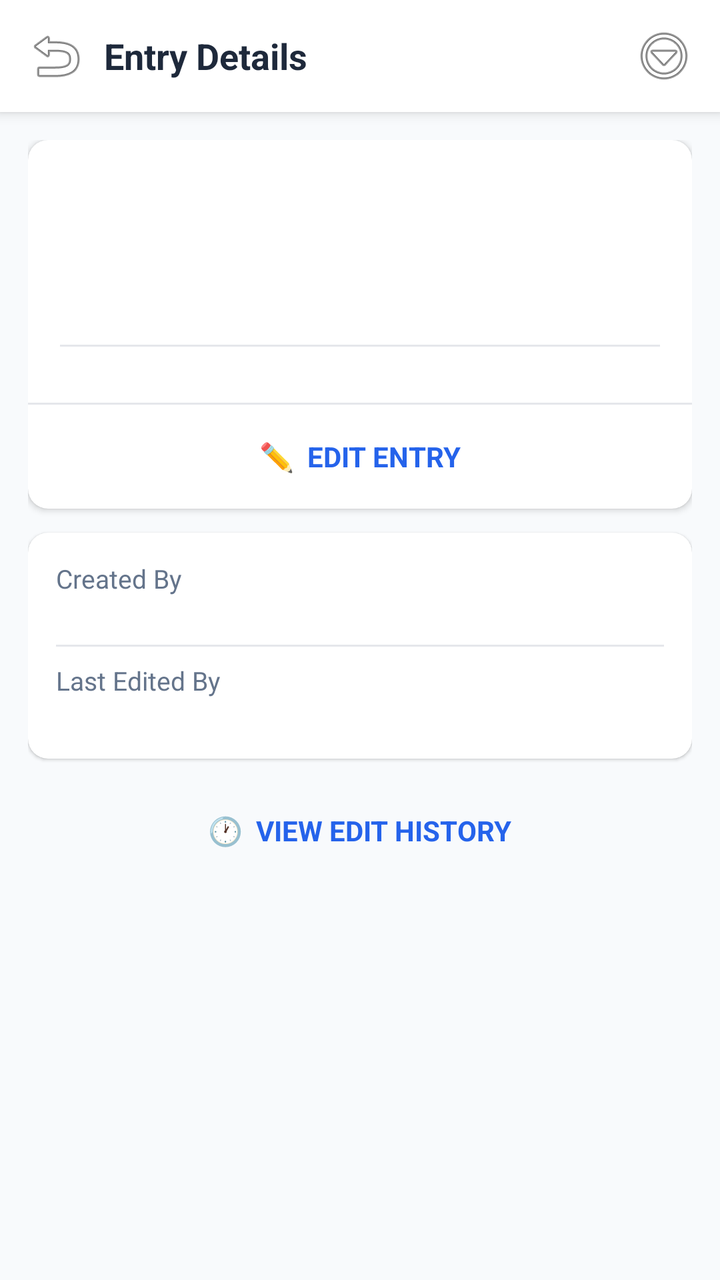
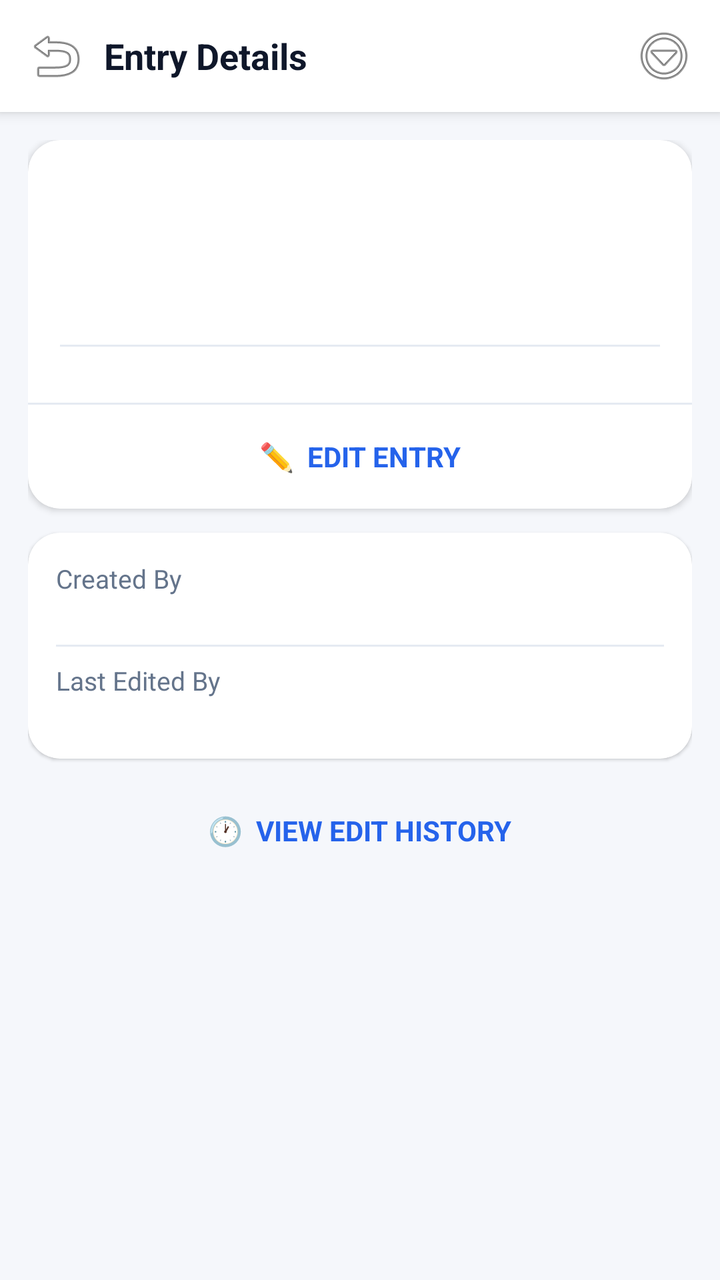

The first picture is an Android layout as it rendered before a commit; the second is the same layout after the commit. The layout source and the unified diff follow.
<!-- AndroidManifest.xml: application theme Theme.ExpenseOS -->
<!-- res/layout/activity_entry_detail.xml -->
<?xml version="1.0" encoding="utf-8"?>
<LinearLayout xmlns:android="http://schemas.android.com/apk/res/android"
    android:layout_width="match_parent"
    android:layout_height="match_parent"
    android:background="@color/bg"
    android:orientation="vertical">

    
    <LinearLayout
        android:layout_width="match_parent"
        android:layout_height="56dp"
        android:background="@color/nav_bg"
        android:elevation="4dp"
        android:gravity="center_vertical"
        android:orientation="horizontal"
        android:paddingHorizontal="8dp">

        <ImageButton
            android:id="@+id/btnEntryBack"
            android:layout_width="40dp"
            android:layout_height="40dp"
            android:background="?attr/selectableItemBackgroundBorderless"
            android:contentDescription="Back"
            android:src="@android:drawable/ic_menu_revert" />

        <TextView
            android:layout_width="0dp"
            android:layout_height="wrap_content"
            android:layout_weight="1"
            android:paddingStart="4dp"
            android:text="Entry Details"
            android:textColor="@color/text"
            android:textSize="18sp"
            android:textStyle="bold" />

        <ImageView
            android:id="@+id/ivSyncStatus"
            android:layout_width="24dp"
            android:layout_height="24dp"
            android:layout_marginEnd="8dp"
            android:contentDescription="Sync status" />

        <ImageButton
            android:id="@+id/btnEntryMenu"
            android:layout_width="40dp"
            android:layout_height="40dp"
            android:background="?attr/selectableItemBackgroundBorderless"
            android:contentDescription="More options"
            android:src="@android:drawable/ic_menu_more" />
    </LinearLayout>

    <ScrollView
        android:layout_width="match_parent"
        android:layout_height="match_parent">

        <LinearLayout
            android:layout_width="match_parent"
            android:layout_height="wrap_content"
            android:orientation="vertical"
            android:padding="14dp">

            
            <androidx.cardview.widget.CardView xmlns:app="http://schemas.android.com/apk/res-auto"
                android:layout_width="match_parent"
                android:layout_height="wrap_content"
                android:layout_marginBottom="12dp"
                app:cardCornerRadius="10dp"
                app:cardElevation="2dp">

                <LinearLayout
                    android:layout_width="match_parent"
                    android:layout_height="wrap_content"
                    android:orientation="vertical">

                    
                    <View
                        android:id="@+id/viewTypeStrip"
                        android:layout_width="match_parent"
                        android:layout_height="4dp" />

                    <LinearLayout
                        android:layout_width="match_parent"
                        android:layout_height="wrap_content"
                        android:orientation="vertical"
                        android:padding="16dp">

                        
                        <LinearLayout
                            android:layout_width="match_parent"
                            android:layout_height="wrap_content"
                            android:gravity="center_vertical"
                            android:orientation="horizontal">

                            <TextView
                                android:id="@+id/tvEntryType"
                                android:layout_width="0dp"
                                android:layout_height="wrap_content"
                                android:layout_weight="1"
                                android:textColor="@color/text_muted"
                                android:textSize="14sp" />

                            <TextView
                                android:id="@+id/tvEntryDate"
                                android:layout_width="wrap_content"
                                android:layout_height="wrap_content"
                                android:textColor="@color/text"
                                android:textSize="13sp"
                                android:textStyle="bold" />
                        </LinearLayout>

                        
                        <TextView
                            android:id="@+id/tvEntryAmount"
                            android:layout_width="wrap_content"
                            android:layout_height="wrap_content"
                            android:layout_marginTop="6dp"
                            android:textSize="34sp"
                            android:textStyle="bold" />

                        <View
                            android:layout_width="match_parent"
                            android:layout_height="1dp"
                            android:layout_marginVertical="12dp"
                            android:background="#E5E7EB" />

                        
                        <TextView
                            android:id="@+id/tvEntryNote"
                            android:layout_width="match_parent"
                            android:layout_height="wrap_content"
                            android:layout_marginBottom="10dp"
                            android:textColor="@color/text"
                            android:textSize="15sp"
                            android:visibility="gone" />

                        
                        <HorizontalScrollView
                            android:id="@+id/scrollAttachments"
                            android:layout_width="match_parent"
                            android:layout_height="wrap_content"
                            android:layout_marginBottom="10dp"
                            android:scrollbars="none"
                            android:visibility="gone">

                            <LinearLayout
                                android:id="@+id/attachmentThumbContainer"
                                android:layout_width="wrap_content"
                                android:layout_height="wrap_content"
                                android:orientation="horizontal" />
                        </HorizontalScrollView>

                        
                        <HorizontalScrollView
                            android:layout_width="match_parent"
                            android:layout_height="wrap_content"
                            android:scrollbars="none">

                            <LinearLayout
                                android:id="@+id/chipContainer"
                                android:layout_width="wrap_content"
                                android:layout_height="wrap_content"
                                android:orientation="horizontal" />
                        </HorizontalScrollView>
                    </LinearLayout>

                    
                    <LinearLayout
                        android:id="@+id/rowSettleStatus"
                        android:layout_width="match_parent"
                        android:layout_height="wrap_content"
                        android:background="?attr/selectableItemBackground"
                        android:gravity="center_vertical"
                        android:orientation="horizontal"
                        android:padding="14dp"
                        android:visibility="gone">

                        <TextView
                            android:layout_width="wrap_content"
                            android:layout_height="wrap_content"
                            android:text="🔗 "
                            android:textSize="13sp" />

                        <TextView
                            android:id="@+id/tvSettleStatus"
                            android:layout_width="0dp"
                            android:layout_height="wrap_content"
                            android:layout_weight="1"
                            android:textSize="13sp"
                            android:textStyle="bold" />

                        <TextView
                            android:layout_width="wrap_content"
                            android:layout_height="wrap_content"
                            android:text="›"
                            android:textColor="@color/text_muted"
                            android:textSize="16sp" />
                    </LinearLayout>

                    <View
                        android:layout_width="match_parent"
                        android:layout_height="1dp"
                        android:background="#E5E7EB" />

                    
                    <LinearLayout
                        android:id="@+id/btnEditEntry"
                        android:layout_width="match_parent"
                        android:layout_height="52dp"
                        android:background="?attr/selectableItemBackground"
                        android:gravity="center"
                        android:orientation="horizontal">

                        <TextView
                            android:layout_width="wrap_content"
                            android:layout_height="wrap_content"
                            android:text="✏️  EDIT ENTRY"
                            android:textColor="@color/primary"
                            android:textSize="14sp"
                            android:textStyle="bold" />
                    </LinearLayout>
                </LinearLayout>
            </androidx.cardview.widget.CardView>

            
            <androidx.cardview.widget.CardView xmlns:app="http://schemas.android.com/apk/res-auto"
                android:layout_width="match_parent"
                android:layout_height="wrap_content"
                android:layout_marginBottom="12dp"
                app:cardCornerRadius="10dp"
                app:cardElevation="1dp">

                <LinearLayout
                    android:layout_width="match_parent"
                    android:layout_height="wrap_content"
                    android:orientation="vertical"
                    android:padding="14dp">

                    <LinearLayout
                        android:layout_width="match_parent"
                        android:layout_height="wrap_content"
                        android:orientation="horizontal">

                        <TextView
                            android:layout_width="0dp"
                            android:layout_height="wrap_content"
                            android:layout_weight="1"
                            android:text="Created By"
                            android:textColor="@color/text_muted"
                            android:textSize="13sp" />

                        <TextView
                            android:id="@+id/tvCreatedBy"
                            android:layout_width="wrap_content"
                            android:layout_height="wrap_content"
                            android:textColor="@color/primary"
                            android:textSize="13sp"
                            android:textStyle="bold" />
                    </LinearLayout>

                    <TextView
                        android:id="@+id/tvCreatedAt"
                        android:layout_width="match_parent"
                        android:layout_height="wrap_content"
                        android:gravity="end"
                        android:layout_marginBottom="8dp"
                        android:textColor="@color/text_muted"
                        android:textSize="12sp" />

                    <View
                        android:id="@+id/dividerLastEdited"
                        android:layout_width="match_parent"
                        android:layout_height="1dp"
                        android:layout_marginBottom="8dp"
                        android:background="#E5E7EB" />

                    <LinearLayout
                        android:id="@+id/rowLastEdited"
                        android:layout_width="match_parent"
                        android:layout_height="wrap_content"
                        android:orientation="horizontal">

                        <TextView
                            android:layout_width="0dp"
                            android:layout_height="wrap_content"
                            android:layout_weight="1"
                            android:text="Last Edited By"
                            android:textColor="@color/text_muted"
                            android:textSize="13sp" />

                        <TextView
                            android:id="@+id/tvLastEditedBy"
                            android:layout_width="wrap_content"
                            android:layout_height="wrap_content"
                            android:textColor="@color/primary"
                            android:textSize="13sp"
                            android:textStyle="bold" />
                    </LinearLayout>

                    <TextView
                        android:id="@+id/tvLastEditedAt"
                        android:layout_width="match_parent"
                        android:layout_height="wrap_content"
                        android:gravity="end"
                        android:textColor="@color/text_muted"
                        android:textSize="12sp" />
                </LinearLayout>
            </androidx.cardview.widget.CardView>

            
            <LinearLayout
                android:id="@+id/btnViewHistory"
                android:layout_width="match_parent"
                android:layout_height="48dp"
                android:background="?attr/selectableItemBackground"
                android:gravity="center"
                android:orientation="horizontal">

                <TextView
                    android:layout_width="wrap_content"
                    android:layout_height="wrap_content"
                    android:text="🕐  VIEW EDIT HISTORY"
                    android:textColor="@color/primary"
                    android:textSize="14sp"
                    android:textStyle="bold" />
            </LinearLayout>
        </LinearLayout>
    </ScrollView>
</LinearLayout>
<!-- resources referenced by this layout -->
<resources>
  <color name="bg">#F8FAFC</color>
  <color name="text">#1E293B</color>
  <style name="Theme.ExpenseOS" parent="Theme.MaterialComponents.Light.NoActionBar">
          <item name="colorPrimary">@color/primary</item>
          <item name="colorPrimaryDark">@color/primary_dark</item>
          <item name="colorAccent">@color/primary</item>
          <item name="android:windowBackground">@color/bg</item>
          <item name="android:fontFamily">sans-serif</item>
          <item name="android:statusBarColor">@color/primary_dark</item>
      </style>
  <!-- unchanged entries left out for length: 4 -->
</resources>

<!-- the commit's change to res/layout/activity_entry_detail.xml (unified diff, before → after) -->
@@ -64,7 +64,7 @@
                 android:layout_width="match_parent"
                 android:layout_height="wrap_content"
                 android:layout_marginBottom="12dp"
-                app:cardCornerRadius="10dp"
+                app:cardCornerRadius="16dp"
                 app:cardElevation="2dp">
 
                 <LinearLayout
@@ -121,7 +121,7 @@
                             android:layout_width="match_parent"
                             android:layout_height="1dp"
                             android:layout_marginVertical="12dp"
-                            android:background="#E5E7EB" />
+                            android:background="@color/border" />
 
                         
                         <TextView
@@ -199,7 +199,7 @@
                     <View
                         android:layout_width="match_parent"
                         android:layout_height="1dp"
-                        android:background="#E5E7EB" />
+                        android:background="@color/border" />
 
                     
                     <LinearLayout
@@ -226,7 +226,7 @@
                 android:layout_width="match_parent"
                 android:layout_height="wrap_content"
                 android:layout_marginBottom="12dp"
-                app:cardCornerRadius="10dp"
+                app:cardCornerRadius="16dp"
                 app:cardElevation="1dp">
 
                 <LinearLayout
@@ -271,7 +271,7 @@
                         android:layout_width="match_parent"
                         android:layout_height="1dp"
                         android:layout_marginBottom="8dp"
-                        android:background="#E5E7EB" />
+                        android:background="@color/border" />
 
                     <LinearLayout
                         android:id="@+id/rowLastEdited"
<!-- resource entries referenced after the edit -->
@@ -1,14 +1,90 @@
 <!-- resources referenced by this layout -->
 <resources>
-  <color name="bg">#F8FAFC</color>
-  <color name="text">#1E293B</color>
-  <style name="Theme.ExpenseOS" parent="Theme.MaterialComponents.Light.NoActionBar">
+  <color name="bg">#F5F7FB</color>
+  <color name="border">#E5EAF2</color>
+  <color name="text">#0F172A</color>
+  <style name="Theme.ExpenseOS" parent="Theme.MaterialComponents.DayNight.NoActionBar">
           <item name="colorPrimary">@color/primary</item>
+          <item name="colorPrimaryVariant">@color/primary_dark</item>
           <item name="colorPrimaryDark">@color/primary_dark</item>
+          <item name="colorOnPrimary">@color/on_primary</item>
+          <item name="colorSecondary">@color/secondary</item>
+          <item name="colorSecondaryVariant">@color/secondary_dark</item>
+          <item name="colorOnSecondary">@color/on_primary</item>
           <item name="colorAccent">@color/primary</item>
+          <item name="colorSurface">@color/surface</item>
+          <item name="colorOnSurface">@color/text</item>
+          <item name="colorOnBackground">@color/text</item>
+          <item name="colorError">@color/danger</item>
+          <item name="android:colorBackground">@color/bg</item>
           <item name="android:windowBackground">@color/bg</item>
+  
+          <item name="android:textColorPrimary">@color/text</item>
+          <item name="android:textColorSecondary">@color/text_muted</item>
+          <item name="android:textColorHint">@color/text_hint</item>
           <item name="android:fontFamily">sans-serif</item>
-          <item name="android:statusBarColor">@color/primary_dark</item>
+          <item name="fontFamily">sans-serif</item>
+  
+          
+          <item name="android:statusBarColor">@color/bg</item>
+          <item name="android:navigationBarColor">@color/nav_bg</item>
+          <item name="android:windowLightStatusBar">true</item>
+          <item name="android:windowLightNavigationBar" tools:targetApi="o_mr1">true</item>
+          <item name="android:forceDarkAllowed" tools:targetApi="q">false</item>
+  
+          
+          <item name="editTextStyle">@style/Widget.ExpenseOS.EditText</item>
+          <item name="materialAlertDialogTheme">@style/ThemeOverlay.ExpenseOS.Dialog</item>
+          <item name="bottomSheetDialogTheme">@style/ThemeOverlay.ExpenseOS.BottomSheet</item>
+          <item name="android:windowAnimationStyle">@style/Animation.ExpenseOS.Window</item>
+          <item name="android:windowActivityTransitions">true</item>
+          <item name="android:windowContentTransitions">true</item>
+      </style>
+  <color name="on_primary">#FFFFFF</color>
+  <color name="secondary">#0F766E</color>
+  <color name="secondary_dark">#115E59</color>
+  <color name="surface">#FFFFFF</color>
+  <color name="danger">#E11D48</color>
+  <color name="text_hint">#94A3B8</color>
+  <style name="Widget.ExpenseOS.EditText" parent="Widget.AppCompat.EditText">
+          <item name="android:textSize">@dimen/type_body</item>
+          <item name="android:textColor">@color/text</item>
+          <item name="android:textColorHint">@color/text_hint</item>
+          <item name="android:paddingStart">14dp</item>
+          <item name="android:paddingEnd">14dp</item>
+          <item name="android:minHeight">@dimen/input_height</item>
+      </style>
+  <style name="ThemeOverlay.ExpenseOS.Dialog" parent="ThemeOverlay.MaterialComponents.MaterialAlertDialog">
+          <item name="colorPrimary">@color/primary</item>
+          <item name="colorSurface">@color/surface</item>
+          <item name="colorOnSurface">@color/text</item>
+          <item name="shapeAppearanceOverlay">@style/ShapeAppearance.ExpenseOS.Dialog</item>
+          <item name="android:windowMinWidthMajor">84%</item>
+          <item name="android:windowMinWidthMinor">84%</item>
+      </style>
+  <style name="ThemeOverlay.ExpenseOS.BottomSheet" parent="ThemeOverlay.MaterialComponents.BottomSheetDialog">
+          <item name="bottomSheetStyle">@style/Widget.ExpenseOS.BottomSheet</item>
+      </style>
+  <style name="Animation.ExpenseOS.Window" parent="@android:style/Animation.Activity">
+          <item name="android:activityOpenEnterAnimation">@anim/screen_enter</item>
+          <item name="android:activityOpenExitAnimation">@anim/screen_exit</item>
+          <item name="android:activityCloseEnterAnimation">@anim/screen_pop_enter</item>
+          <item name="android:activityCloseExitAnimation">@anim/screen_pop_exit</item>
+      </style>
+  <style name="ShapeAppearance.ExpenseOS.Dialog" parent="ShapeAppearance.MaterialComponents.MediumComponent">
+          <item name="cornerFamily">rounded</item>
+          <item name="cornerSize">26dp</item>
+      </style>
+  <style name="Widget.ExpenseOS.BottomSheet" parent="Widget.MaterialComponents.BottomSheet.Modal">
+          <item name="shapeAppearanceOverlay">@style/ShapeAppearance.ExpenseOS.Sheet</item>
+          <item name="backgroundTint">@color/surface</item>
+      </style>
+  <style name="ShapeAppearance.ExpenseOS.Sheet" parent="">
+          <item name="cornerFamily">rounded</item>
+          <item name="cornerSizeTopLeft">26dp</item>
+          <item name="cornerSizeTopRight">26dp</item>
+          <item name="cornerSizeBottomLeft">0dp</item>
+          <item name="cornerSizeBottomRight">0dp</item>
       </style>
   <!-- unchanged entries left out for length: 4 -->
 </resources>
